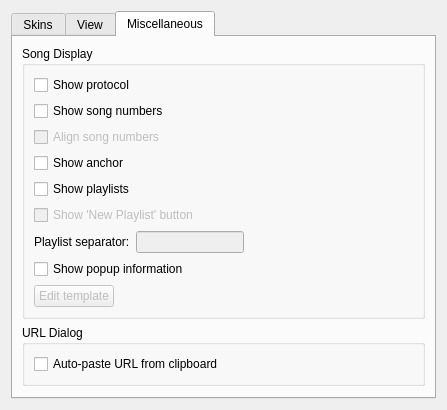
The window that src/plugins/Ui/skinned/forms/skinnedsettings.ui (ksv1986/qmmp-staging) describes before a commit, drawn with Qt 5.
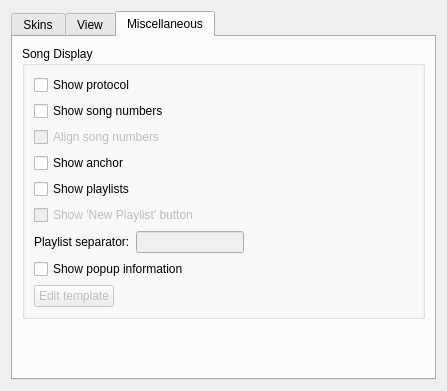
The same window after the commit. The open tabs and pages were chosen to show the change.

Commit message: moved URL dialog settings

Diff of the .ui file:
```diff
--- a/src/plugins/Ui/skinned/forms/skinnedsettings.ui
+++ b/src/plugins/Ui/skinned/forms/skinnedsettings.ui
@@ -472,22 +472,6 @@
          </layout>
         </widget>
        </item>
-       <item>
-        <widget class="QGroupBox" name="groupBox_3">
-         <property name="title">
-          <string>URL Dialog</string>
-         </property>
-         <layout class="QVBoxLayout" name="verticalLayout_2">
-          <item>
-           <widget class="QCheckBox" name="clipboardCheckBox">
-            <property name="text">
-             <string>Auto-paste URL from clipboard</string>
-            </property>
-           </widget>
-          </item>
-         </layout>
-        </widget>
-       </item>
        <item>
         <spacer name="verticalSpacer_2">
          <property name="orientation">
```
The commit also changes 43 other files.
